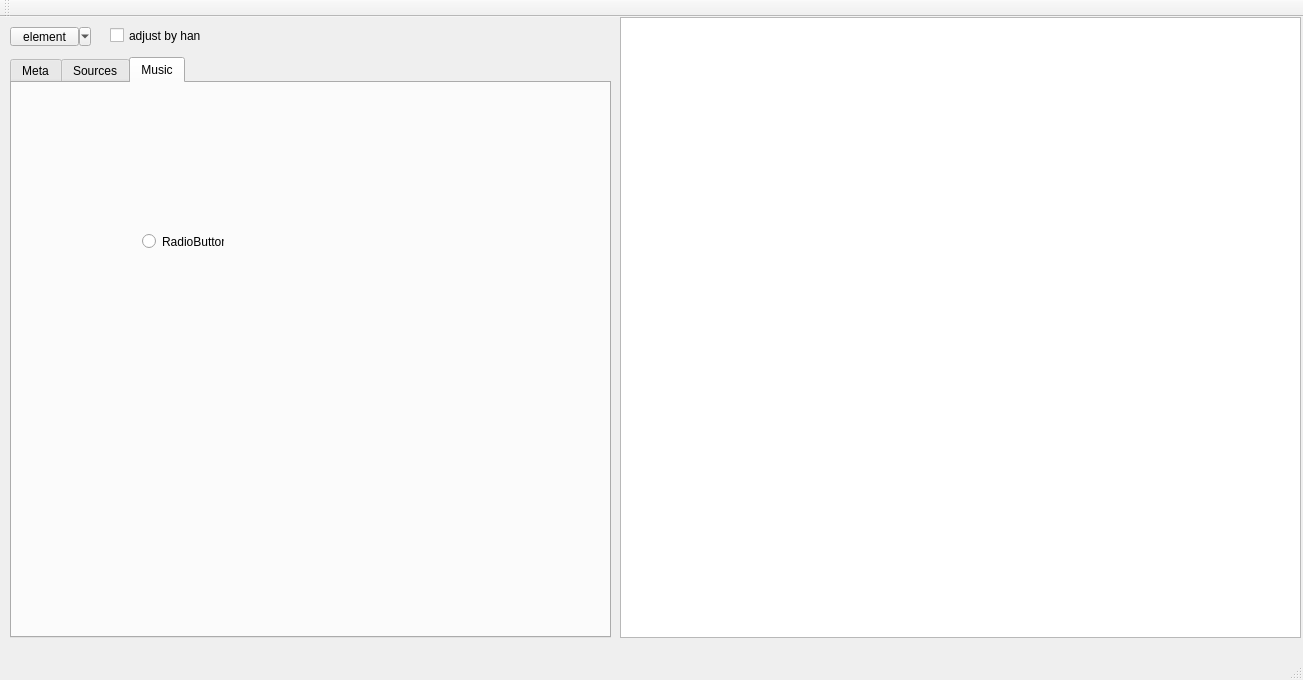
Above: meiEditorWidget/mainwindow.ui from IRadioactiveman/MEITextEditor before the change. Below: the same form after it.
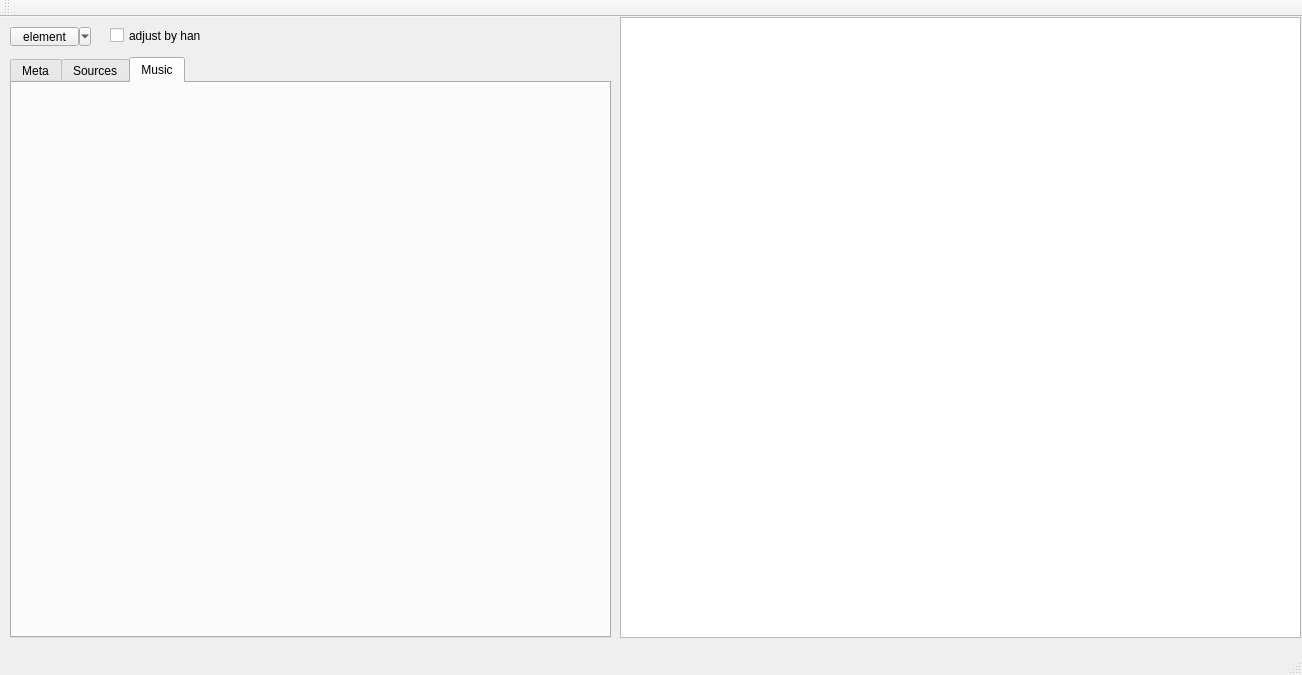
That is the form after the change. The open tabs and pages were chosen to show the change.

Patch:
```diff
--- a/meiEditorWidget/mainwindow.ui
+++ b/meiEditorWidget/mainwindow.ui
@@ -6,8 +6,8 @@
    <rect>
     <x>0</x>
     <y>0</y>
-    <width>1303</width>
-    <height>680</height>
+    <width>1302</width>
+    <height>675</height>
    </rect>
   </property>
   <property name="windowTitle">
@@ -582,19 +582,6 @@
      <attribute name="title">
       <string>Music</string>
      </attribute>
-     <widget class="QRadioButton" name="radioButton">
-      <property name="geometry">
-       <rect>
-        <x>130</x>
-        <y>150</y>
-        <width>82</width>
-        <height>17</height>
-       </rect>
-      </property>
-      <property name="text">
-       <string>RadioButton</string>
-      </property>
-     </widget>
     </widget>
    </widget>
    <widget class="QCheckBox" name="adjustByHand">
```
Left out of the diff: 4 changed lines with no effect on the pictures.
